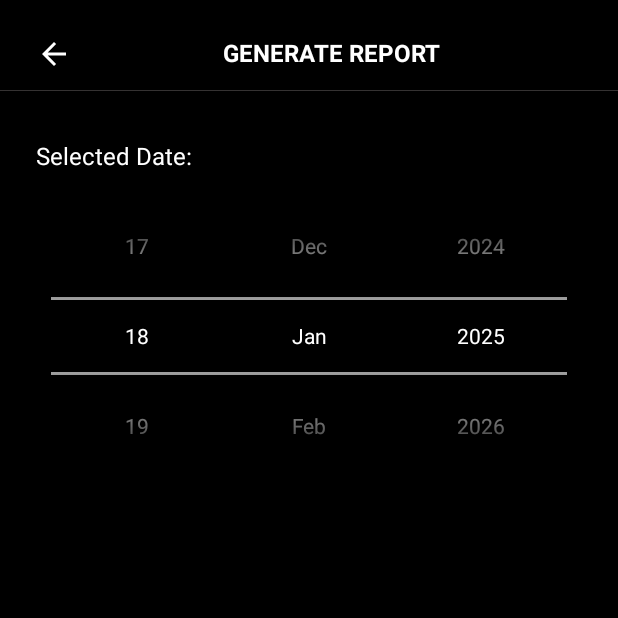
After one commit to darkEye-2021831014/ResultCalculator, an Android app: the fragment GenerateReport placed in its activity, on a phone screen of 412 x 824 dp, the top half of it. The commit adds this screen. Run offline under Robolectric (Android 15) with nearby library versions, the light colour scheme and no system bars; libraries missing offline, so code that uses them is left out: com.itextpdf.kernel.

Commit message:
ui for generating pdf reports

```diff
--- /dev/null
+++ b/app/src/main/java/com/example/cgpa/GenerateReport.kt
@@ -0,0 +1,177 @@
+package com.example.cgpa
+
+import android.animation.ValueAnimator
+import android.app.AlertDialog
+import android.app.Dialog
+import android.os.Bundle
+import androidx.fragment.app.Fragment
+import android.view.LayoutInflater
+import android.view.View
+import android.view.ViewGroup
+import android.view.WindowManager
+import android.widget.Button
+import android.widget.ImageButton
+import android.widget.LinearLayout
+import android.widget.NumberPicker
+import android.widget.TextView
+import android.widget.Toast
+import androidx.core.content.ContextCompat
+import androidx.fragment.app.activityViewModels
+import com.google.android.material.bottomsheet.BottomSheetBehavior
+import com.google.android.material.bottomsheet.BottomSheetDialog
+import com.google.android.material.bottomsheet.BottomSheetDialogFragment
+import com.itextpdf.kernel.colors.Color
+import java.util.Calendar
+import kotlin.math.abs
+
+// TODO: Rename parameter arguments, choose names that match
+// the fragment initialization parameters, e.g. ARG_ITEM_NUMBER
+private const val ARG_PARAM1 = "param1"
+private const val ARG_PARAM2 = "param2"
+
+/**
+ * A simple [Fragment] subclass.
+ * Use the [GenerateReport.newInstance] factory method to
+ * create an instance of this fragment.
+ */
+
+
+
+class GenerateReport : BottomSheetDialogFragment() {
+    private val viewModel by activityViewModels<SharedViewModel>()
+
+    override fun onCreateDialog(savedInstanceState: Bundle?): Dialog {
+//        return BottomSheetDialog(requireContext(), theme).apply {
+//            // We prevent the BottomSheetDialog from altering the system UI colors
+//            window?.clearFlags(WindowManager.LayoutParams.FLAG_DRAWS_SYSTEM_BAR_BACKGROUNDS)
+//            setCanceledOnTouchOutside(false) // Prevent dismiss by outside touch
+//        }
+        return BottomSheetDialog(requireContext(), R.style.CustomBottomSheetDialogTheme).apply {
+            window?.clearFlags(WindowManager.LayoutParams.FLAG_DRAWS_SYSTEM_BAR_BACKGROUNDS)
+            setCanceledOnTouchOutside(false)
+        }
+    }
+
+    override fun onCreateView(
+        inflater: LayoutInflater, container: ViewGroup?,
+        savedInstanceState: Bundle?
+    ): View {
+        val view = inflater.inflate(R.layout.fragment_generate_report, container, false)
+
+
+        val datePicker = view.findViewById<NumberPicker>(R.id.datePicker)
+        val monthPicker = view.findViewById<NumberPicker>(R.id.monthPicker)
+        val yearPicker = view.findViewById<NumberPicker>(R.id.yearPicker)
+
+        //date Picker(1 - 31)
+        val currentDay = Calendar.getInstance().get(Calendar.DATE)
+        datePicker.minValue = 1
+        datePicker.maxValue = 31
+        datePicker.value = currentDay
+
+        // Month Picker (1 - 12)
+        val months = arrayOf("Jan", "Feb", "Mar", "Apr", "May", "Jun", "Jul", "Aug", "Sep", "Oct", "Nov", "Dec")
+        monthPicker.minValue = 1
+        monthPicker.maxValue = 12
+        monthPicker.displayedValues = months
+
+        // Year Picker (Range: 2000 - 2030)
+        val currentYear = Calendar.getInstance().get(Calendar.YEAR)
+        yearPicker.minValue = 2000
+        yearPicker.maxValue = 2030
+        yearPicker.value = currentYear
+
+        // Update text when selection changes
+        val updateDateText = {
+            val selectedDate = datePicker.value
+            val selectedMonth = months[monthPicker.value - 1] // Adjust 1-based index
+            val selectedYear = yearPicker.value
+            Utility.showToast(requireContext(),"Selected: $selectedDate $selectedMonth $selectedYear")
+//            selectedDateText.text = "Selected: $selectedMonth $selectedYear"
+        }
+
+        datePicker.setOnValueChangedListener { _, _, _ -> updateDateText() }
+        monthPicker.setOnValueChangedListener { _, _, _ -> updateDateText() }
+        yearPicker.setOnValueChangedListener { _, _, _ -> updateDateText() }
+
+
+        return view
+    }
+
+
+
+
+
+
+
+
+
+
+
+
+
+    private fun closeFragment() {
+        val fragmentManager = requireActivity().supportFragmentManager
+        val bottomSheetFragment = fragmentManager.findFragmentByTag("GenerateFragment")
+        if (bottomSheetFragment is BottomSheetDialogFragment) {
+            bottomSheetFragment.dismiss()
+            fragmentManager.beginTransaction().remove(bottomSheetFragment).commitAllowingStateLoss()
+        }
+    }
+
+
+
+
+    override fun onViewCreated(view: View, savedInstanceState: Bundle?) {
+        super.onViewCreated(view, savedInstanceState)
+        view.findViewById<ImageButton>(R.id.back).setOnClickListener {
+            dismiss()
+        }
+    }
+
+    override fun onStart() {
+        super.onStart()
+
+        // Set system bar colors to your desired color (it will not be overwritten now)
+        requireActivity().window.statusBarColor = ContextCompat.getColor(requireContext(), R.color.lessBlack)
+        requireActivity().window.navigationBarColor = ContextCompat.getColor(requireContext(), R.color.lessBlack)
+
+        val dialog = dialog as? BottomSheetDialog
+        val bottomSheet = dialog?.findViewById<View>(com.google.android.material.R.id.design_bottom_sheet)
+
+        bottomSheet?.let {
+            val behavior = BottomSheetBehavior.from(it)
+
+            // Ensure full-screen height
+            it.layoutParams.height = ViewGroup.LayoutParams.MATCH_PARENT
+            behavior.peekHeight = 0 // Start at the very bottom
+            behavior.state = BottomSheetBehavior.STATE_COLLAPSED // Ensure it starts collapsed (not hidden)
+
+            // Smooth animation from bottom to full screen
+            val animator = ValueAnimator.ofInt(0, resources.displayMetrics.heightPixels)
+            animator.duration = 1000 // Slow animation (1 second)
+            animator.addUpdateListener { animation ->
+                val height = animation.animatedValue as Int
+                behavior.peekHeight = height
+            }
+            animator.start()
+
+            // Expand fully after animation
+            it.postDelayed({
+                behavior.state = BottomSheetBehavior.STATE_EXPANDED
+            }, 0)
+        }
+    }
+
+    override fun onStop() {
+        super.onStop()
+
+        // Ensure system bar colors remain as you originally set them in MainActivity
+        requireActivity().window.statusBarColor = ContextCompat.getColor(requireContext(), R.color.lessBlack)
+        requireActivity().window.navigationBarColor = ContextCompat.getColor(requireContext(), R.color.lessBlack)
+    }
+
+    override fun getTheme(): Int {
+        return com.google.android.material.R.style.Theme_Material3_Light_BottomSheetDialog
+    }
+}
--- a/app/src/main/java/com/example/cgpa/RecordsFragment.kt
+++ b/app/src/main/java/com/example/cgpa/RecordsFragment.kt
@@ -100,6 +100,11 @@ class RecordsFragment : Fragment() {
         val menu: ImageButton = view.findViewById(R.id.menu)
         val drawer: DrawerLayout = view.findViewById(R.id.drawer_Layout_Records)
         menu.setOnClickListener { drawer.openDrawer(GravityCompat.START) }
+
+        // Navigate to report generator
+        view.findViewById<Button>(R.id.generateReport).setOnClickListener {
+            Utility.bottomSheet(requireActivity(),GenerateReport(),"GenerateReport")
+        }
 
         // Navigate to Result Calculator
         view.findViewById<Button>(R.id.resultCalculator).setOnClickListener {
--- a/app/src/main/java/com/example/cgpa/Utility.kt
+++ b/app/src/main/java/com/example/cgpa/Utility.kt
@@ -1,11 +1,20 @@
 package com.example.cgpa
 
+import android.app.Activity
 import android.content.Context
+import android.graphics.Paint
 import android.util.Log
+import android.widget.NumberPicker
+import android.widget.TextView
 import android.widget.Toast
+import androidx.fragment.app.Fragment
+import com.google.android.material.bottomsheet.BottomSheetDialogFragment
 import java.text.NumberFormat
 import java.util.Calendar
 import java.util.Locale
+import androidx.appcompat.app.AppCompatActivity
+import androidx.fragment.app.FragmentActivity
+import androidx.fragment.app.FragmentManager
 
 class Utility {
     companion object {
@@ -42,5 +51,12 @@ class Utility {
             Log.i(Helper.TAG,message);
         }
 
+        fun bottomSheet(activity:FragmentActivity, bottomSheet: BottomSheetDialogFragment, name:String)
+        {
+            bottomSheet.show(activity.supportFragmentManager, name)
+        }
+
+
+
     }
 }
--- a/app/src/main/res/layout/drawer_menu_records.xml
+++ b/app/src/main/res/layout/drawer_menu_records.xml
@@ -31,6 +31,26 @@
         android:background="?android:attr/listDivider" />
 
     <Button
+        android:id="@+id/generateReport"
+        android:layout_width="match_parent"
+        android:layout_height="wrap_content"
+        style="?android:attr/buttonBarButtonStyle"
+        android:layout_marginStart="0dp"
+        android:paddingStart="0dp"
+        android:paddingEnd="0dp"
+        android:layout_marginEnd="0dp"
+        android:layout_marginTop="10dp"
+        android:textStyle="bold"
+        android:text="GENERATE REPORT"
+        android:textColor="@color/orange"/>
+
+    <View
+        android:layout_width="match_parent"
+        android:layout_height="0.001dp"
+        android:layout_marginTop="10dp"
+        android:background="?android:attr/listDivider" />
+
+    <Button
         android:id="@+id/resultCalculator"
         android:layout_width="match_parent"
         android:layout_height="wrap_content"
@@ -47,7 +67,7 @@
     <View
         android:layout_width="match_parent"
         android:layout_height="0.001dp"
-        android:layout_marginTop="12dp"
+        android:layout_marginTop="10dp"
         android:background="?android:attr/listDivider" />
 
     <Button
@@ -59,7 +79,7 @@
         android:paddingStart="0dp"
         android:paddingEnd="0dp"
         android:layout_marginEnd="0dp"
-        android:layout_marginTop="12dp"
+        android:layout_marginTop="10dp"
         android:textStyle="bold"
         android:text="EXIT"
         android:textColor="@color/red"/>
--- /dev/null
+++ b/app/src/main/res/layout/fragment_generate_report.xml
@@ -0,0 +1,95 @@
+<?xml version="1.0" encoding="utf-8"?>
+<androidx.constraintlayout.widget.ConstraintLayout xmlns:android="http://schemas.android.com/apk/res/android"
+    xmlns:app="http://schemas.android.com/apk/res-auto"
+    xmlns:tools="http://schemas.android.com/tools"
+    android:layout_width="match_parent"
+    android:layout_height="match_parent"
+    android:background="@color/black"
+    tools:context=".GenerateReport">
+
+    <ImageButton
+        android:id="@+id/back"
+        android:layout_width="wrap_content"
+        android:layout_height="wrap_content"
+        android:layout_marginEnd="6dp"
+        android:layout_marginStart="24dp"
+        android:layout_marginTop="24dp"
+        android:background="@android:color/transparent"
+        android:src="@drawable/ic_back"
+        app:layout_constraintEnd_toStartOf="@+id/textView"
+        app:layout_constraintStart_toStartOf="parent"
+        app:layout_constraintTop_toTopOf="parent"
+        app:tint="@color/white" />
+
+    <TextView
+        android:id="@+id/textView"
+        android:layout_width="0dp"
+        android:layout_height="0dp"
+        android:textColor="@color/white"
+        style="@style/autoSize"
+        android:text="GENERATE REPORT"
+        android:textAlignment="center"
+        android:textStyle="bold"
+        android:layout_marginEnd="24dp"
+        app:layout_constraintBottom_toBottomOf="@id/back"
+        app:layout_constraintTop_toTopOf="@id/back"
+        app:layout_constraintStart_toEndOf="@id/back"
+
+        app:layout_constraintEnd_toEndOf="parent"
+        tools:layout_editor_absoluteY="18dp" />
+
+    <View
+        android:id="@+id/dv"
+        android:layout_width="match_parent"
+        android:layout_height="0.001dp"
+        android:background="@color/lessGray"
+        android:layout_marginTop="12dp"
+        app:layout_constraintEnd_toEndOf="parent"
+        app:layout_constraintStart_toStartOf="parent"
+        app:layout_constraintTop_toBottomOf="@id/back" />
+
+    <TextView
+        android:id="@+id/select"
+        style="@style/autoSize"
+        android:layout_width="0dp"
+        android:layout_height="wrap_content"
+        android:layout_marginTop="32dp"
+        android:text="Selected Date: "
+        android:textColor="@color/white"
+        app:layout_constraintEnd_toEndOf="@+id/textView"
+        app:layout_constraintStart_toStartOf="@id/back"
+        app:layout_constraintTop_toBottomOf="@id/dv" />
+
+    <LinearLayout
+        android:layout_width="0dp"
+        android:layout_height="wrap_content"
+        android:background="@color/black"
+        android:gravity="center"
+        android:orientation="horizontal"
+        android:padding="10dp"
+        android:layout_marginTop="12dp"
+        app:layout_constraintEnd_toEndOf="@id/textView"
+        app:layout_constraintStart_toStartOf="@+id/select"
+        app:layout_constraintTop_toBottomOf="@+id/select">
+
+        <NumberPicker
+            android:id="@+id/datePicker"
+            android:layout_width="wrap_content"
+            android:layout_height="wrap_content"
+            android:layout_weight="1" />
+
+        <NumberPicker
+            android:id="@+id/monthPicker"
+            android:layout_width="wrap_content"
+            android:layout_height="wrap_content"
+            android:layout_weight="1" />
+
+        <NumberPicker
+            android:id="@+id/yearPicker"
+            android:layout_width="wrap_content"
+            android:layout_height="wrap_content"
+            android:layout_weight="1" />
+    </LinearLayout>
+
+
+</androidx.constraintlayout.widget.ConstraintLayout>
--- a/app/src/main/res/values/style.xml
+++ b/app/src/main/res/values/style.xml
@@ -47,5 +47,12 @@
         <item name="cornerSize">5dp</item>
     </style>
 
+    <style name="autoSize">
+        <item name="autoSizeMaxTextSize">32sp</item>
+        <item name="autoSizeMinTextSize">16sp</item>
+        <item name="autoSizeTextType">uniform</item>
+        <item name="autoSizeStepGranularity">2sp</item>
+    </style>
+
 
 </resources>
--- a/app/src/main/res/values/themes.xml
+++ b/app/src/main/res/values/themes.xml
@@ -6,4 +6,9 @@
     </style>
 
     <style name="Theme.CGPA" parent="Base.Theme.CGPA" />
+    <style name="CustomBottomSheetDialogTheme" parent="Theme.MaterialComponents.BottomSheetDialog">
+        <item name="android:windowBackground">@color/black</item>
+        <item name="android:background">@color/black</item>
+    </style>
+
 </resources>
```
